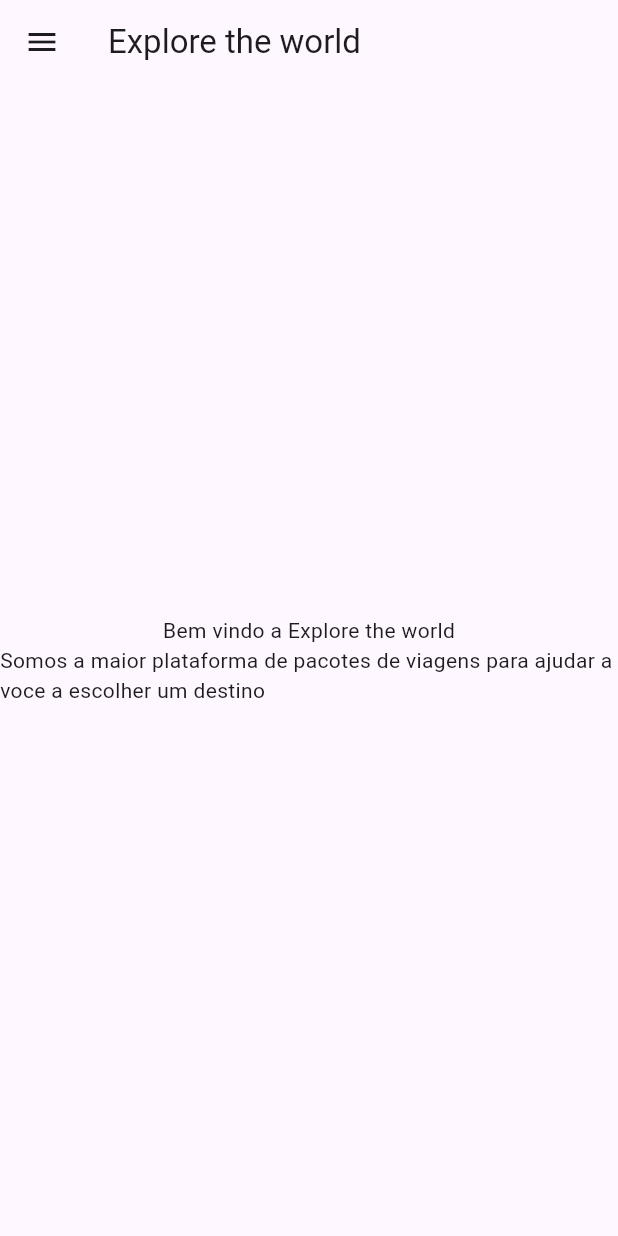
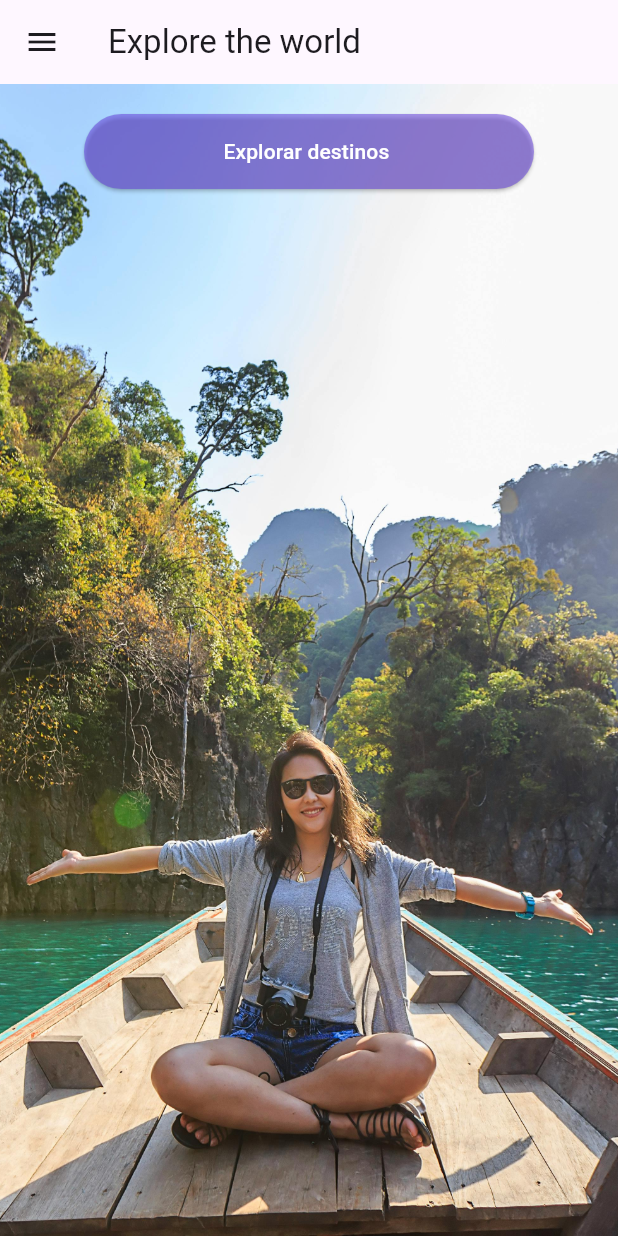
Before and after one commit to ThomazHilario/explore_the_world, a Flutter app: the screen it shows after launch, on a phone screen of 412 x 824 dp. Run offline on Flutter 3.47's test engine with Material 3 defaults, Android fonts, the light colour scheme and no system bars.

Commit message:
feat(MyHomePage): Criar a tela inicial
- Criar a tela inicial da pagina home.
- Utilizar uma imagem de destaque.
- Criar um button que ao clicar leva o usuário para a pagina de destinos.

```diff
--- a/lib/main.dart
+++ b/lib/main.dart
@@ -47,7 +47,10 @@ class MyHomePage extends StatelessWidget {
             ListTile(
               leading: const Icon(Icons.airplane_ticket),
               title: const Text('Pacotes de viagem'),
-              onTap: () {},
+              onTap: () {
+                Navigator.pop(context);
+                Navigator.pushNamed(context, '/pacotes');
+              },
             ),
             ListTile(
               leading: const Icon(Icons.contact_phone),
@@ -65,17 +68,26 @@ class MyHomePage extends StatelessWidget {
           ],
         ),
       ),
-      body: const Center(
-        // Center is a layout widget. It takes a single child and positions it
-        // in the middle of the parent.
-        child: Column(
-            mainAxisAlignment: MainAxisAlignment.center,
-            children: <Widget>[
-              Text('Bem vindo a Explore the world'),
-              Text(
-                'Somos a maior plataforma de pacotes de viagens para ajudar a voce a escolher um destino',
-              ),
-            ]),
+      body: Container(
+        alignment: Alignment.topCenter,
+        padding: const EdgeInsets.all(20),
+        decoration: const BoxDecoration(
+            image: DecorationImage(
+                image: AssetImage('images/HomePageImage.jpg'),
+                fit: BoxFit.cover)),
+        child: SizedBox(
+          width: 300,
+          height: 50,
+          child: ElevatedButton(
+            style: ElevatedButton.styleFrom(
+              backgroundColor: const Color.fromARGB(138, 104, 68, 223),
+            ),
+            onPressed: () {
+            Navigator.pop(context);
+            Navigator.pushNamed(context, '/destinos');
+          },
+          child: const Text('Explorar destinos ', style: TextStyle(color: Color.fromARGB(255, 255, 255, 255)),)),
+          ),
       ),
 
       // This trailing comma makes auto-formatting nicer for build methods.
@@ -111,36 +123,40 @@ class Contatos extends StatelessWidget {
     return Scaffold(
       appBar: AppBar(title: const Text('Contato')),
       body: const Center(
-        child: Column(
-          mainAxisAlignment: MainAxisAlignment.spaceEvenly,
-          children: <ListTile>[
+          child: Column(
+              mainAxisAlignment: MainAxisAlignment.spaceEvenly,
+              children: <ListTile>[
             ListTile(
-              title: Column(children:<Widget>[
+              title: Column(children: <Widget>[
                 Icon(Icons.phone_android, size: 60),
                 Text('Telefone', style: TextStyle(fontSize: 24)),
-                Text('(85) 90808-0808', style: TextStyle(fontSize: 12),),
+                Text(
+                  '(85) 90808-0808',
+                  style: TextStyle(fontSize: 12),
+                ),
               ]),
             ),
-
             ListTile(
-              title: Column(children:<Widget>[
+              title: Column(children: <Widget>[
                 Icon(Icons.email, size: 60),
                 Text('Email', style: TextStyle(fontSize: 24)),
-                Text('exploretheworld@email.com', style: TextStyle(fontSize: 12),),
+                Text(
+                  'exploretheworld@email.com',
+                  style: TextStyle(fontSize: 12),
+                ),
               ]),
             ),
-
             ListTile(
-              title: Column(children:<Widget>[
+              title: Column(children: <Widget>[
                 Icon(Icons.message, size: 60),
                 Text('Whatssap', style: TextStyle(fontSize: 24)),
-                Text('(85) 90808-0808', style: TextStyle(fontSize: 12),),
+                Text(
+                  '(85) 90808-0808',
+                  style: TextStyle(fontSize: 12),
+                ),
               ]),
             ),
-
-          ]
-        )
-      ),
+          ])),
     );
   }
 }
--- a/pubspec.yaml
+++ b/pubspec.yaml
@@ -52,6 +52,8 @@ dev_dependencies:
 
 # The following section is specific to Flutter packages.
 flutter:
+  assets:
+    - images/
 
   # The following line ensures that the Material Icons font is
   # included with your application, so that you can use the icons in
```
Also changed, not shown: images/HomePageImage.jpg (added), images/londres.jpg (added), images/odaiba.jpg (added).
